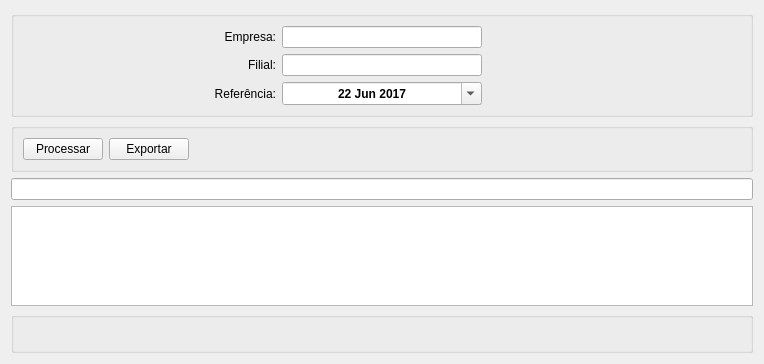
This is relacaocolaborador.ui in fallomermo/SeverinoTools_BKP_Old as Qt 5 draws it before an edit. The edited form follows.
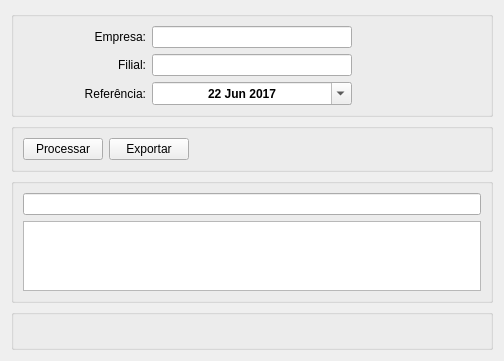
This is the edited form. Icons and pictures are not drawn.

Diff of the .ui file:
```diff
--- a/relacaocolaborador.ui
+++ b/relacaocolaborador.ui
@@ -6,8 +6,8 @@
    <rect>
     <x>0</x>
     <y>0</y>
-    <width>764</width>
-    <height>364</height>
+    <width>504</width>
+    <height>356</height>
    </rect>
   </property>
   <property name="windowTitle">
@@ -17,6 +17,21 @@
    <string notr="true"/>
   </property>
   <layout class="QGridLayout" name="gridLayout_3">
+   <item row="2" column="0">
+    <widget class="QGroupBox" name="painelTabela">
+     <property name="title">
+      <string/>
+     </property>
+     <layout class="QVBoxLayout" name="verticalLayout">
+      <item>
+       <widget class="QLineEdit" name="campoPesquisarObjetosTabela"/>
+      </item>
+      <item>
+       <widget class="QTableWidget" name="tableWidget"/>
+      </item>
+     </layout>
+    </widget>
+   </item>
    <item row="1" column="0">
     <widget class="QGroupBox" name="groupBox_2">
      <property name="title">
@@ -171,13 +186,7 @@
     </widget>
    </item>
    <item row="3" column="0">
-    <widget class="QTableWidget" name="tableWidget"/>
-   </item>
-   <item row="2" column="0">
-    <widget class="QLineEdit" name="campoPesquisarObjetosTabela"/>
-   </item>
-   <item row="4" column="0">
-    <widget class="QGroupBox" name="groupBox_3">
+    <widget class="QGroupBox" name="painelResultados">
      <property name="title">
       <string/>
      </property>
```
Left out of the diff: 7 changed lines with no effect on the pictures.
